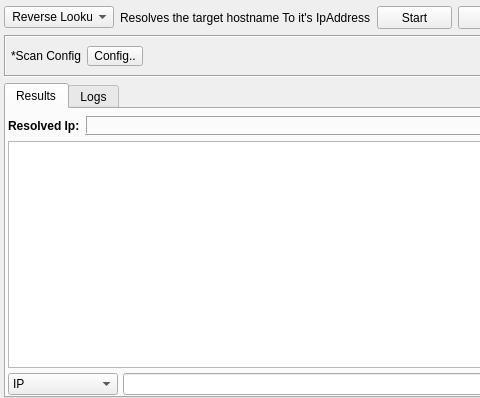
3nock/OTE, file gui/src/engines/ip/Ip.ui: the form before one commit; both pictures show x 0 to 480 and y 0 to 398 of the 743 by 398 pixel window.
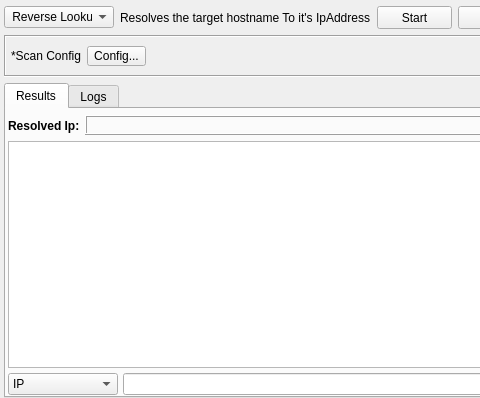
The form after the commit. Custom widgets are drawn as their Qt base class.

Diff of the .ui file:
```diff
--- a/gui/src/engines/ip/Ip.ui
+++ b/gui/src/engines/ip/Ip.ui
@@ -203,7 +203,7 @@
          <string notr="true"/>
         </property>
         <property name="text">
-         <string>Config..</string>
+         <string>Config...</string>
         </property>
        </widget>
       </item>
```
